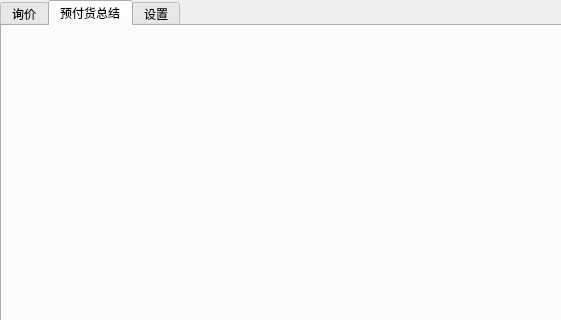
jerryliang122-vast/working-CIF-service, file Ui/untitled.ui: the form before one commit; both pictures show x 0 to 561 and y 0 to 320 of the 900 by 504 pixel window.
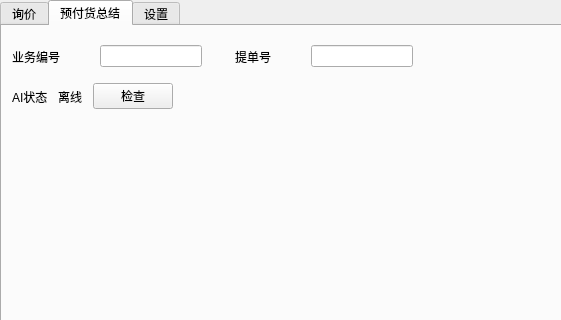
The form after the commit. The open tabs and pages were chosen to show the change.

Commit message: "优化代理信息管理界面，增强删除功能及预付货总结Tab内容"

What changed in the file:
```diff
--- a/Ui/untitled.ui
+++ b/Ui/untitled.ui
@@ -767,6 +767,144 @@
     <attribute name="title">
      <string>预付货总结</string>
     </attribute>
+    <widget class="QWidget" name="horizontalLayoutWidget_14">
+     <property name="geometry">
+      <rect>
+       <x>10</x>
+       <y>10</y>
+       <width>401</width>
+       <height>41</height>
+      </rect>
+     </property>
+     <layout class="QHBoxLayout" name="horizontalLayout_14">
+      <item>
+       <layout class="QHBoxLayout" name="horizontalLayout_15">
+        <item>
+         <widget class="QLabel" name="label_14">
+          <property name="text">
+           <string>业务编号</string>
+          </property>
+         </widget>
+        </item>
+        <item>
+         <spacer name="horizontalSpacer_14">
+          <property name="orientation">
+           <enum>Qt::Horizontal</enum>
+          </property>
+          <property name="sizeHint" stdset="0">
+           <size>
+            <width>40</width>
+            <height>20</height>
+           </size>
+          </property>
+         </spacer>
+        </item>
+        <item>
+         <widget class="QLineEdit" name="lineEdit"/>
+        </item>
+       </layout>
+      </item>
+      <item>
+       <spacer name="horizontalSpacer_13">
+        <property name="orientation">
+         <enum>Qt::Horizontal</enum>
+        </property>
+        <property name="sizeHint" stdset="0">
+         <size>
+          <width>40</width>
+          <height>20</height>
+         </size>
+        </property>
+       </spacer>
+      </item>
+      <item>
+       <layout class="QHBoxLayout" name="horizontalLayout_16">
+        <item>
+         <widget class="QLabel" name="label_15">
+          <property name="text">
+           <string>提单号</string>
+          </property>
+         </widget>
+        </item>
+        <item>
+         <spacer name="horizontalSpacer_15">
+          <property name="orientation">
+           <enum>Qt::Horizontal</enum>
+          </property>
+          <property name="sizeHint" stdset="0">
+           <size>
+            <width>40</width>
+            <height>20</height>
+           </size>
+          </property>
+         </spacer>
+        </item>
+        <item>
+         <widget class="QLineEdit" name="lineEdit_2"/>
+        </item>
+       </layout>
+      </item>
+     </layout>
+    </widget>
+    <widget class="QWidget" name="horizontalLayoutWidget_17">
+     <property name="geometry">
+      <rect>
+       <x>10</x>
+       <y>50</y>
+       <width>161</width>
+       <height>41</height>
+      </rect>
+     </property>
+     <layout class="QHBoxLayout" name="horizontalLayout_17">
+      <item>
+       <widget class="QLabel" name="label_16">
+        <property name="text">
+         <string>AI状态</string>
+        </property>
+       </widget>
+      </item>
+      <item>
+       <spacer name="horizontalSpacer_17">
+        <property name="orientation">
+         <enum>Qt::Horizontal</enum>
+        </property>
+        <property name="sizeHint" stdset="0">
+         <size>
+          <width>40</width>
+          <height>20</height>
+         </size>
+        </property>
+       </spacer>
+      </item>
+      <item>
+       <widget class="QLabel" name="label_17">
+        <property name="text">
+         <string>离线</string>
+        </property>
+       </widget>
+      </item>
+      <item>
+       <spacer name="horizontalSpacer_16">
+        <property name="orientation">
+         <enum>Qt::Horizontal</enum>
+        </property>
+        <property name="sizeHint" stdset="0">
+         <size>
+          <width>40</width>
+          <height>20</height>
+         </size>
+        </property>
+       </spacer>
+      </item>
+      <item>
+       <widget class="QPushButton" name="pushButton">
+        <property name="text">
+         <string>检查</string>
+        </property>
+       </widget>
+      </item>
+     </layout>
+    </widget>
    </widget>
    <widget class="QWidget" name="tab_3">
     <attribute name="title">
```
Left out of the diff: 4 changed lines with no effect on the pictures. The commit also changes 1 other file.
